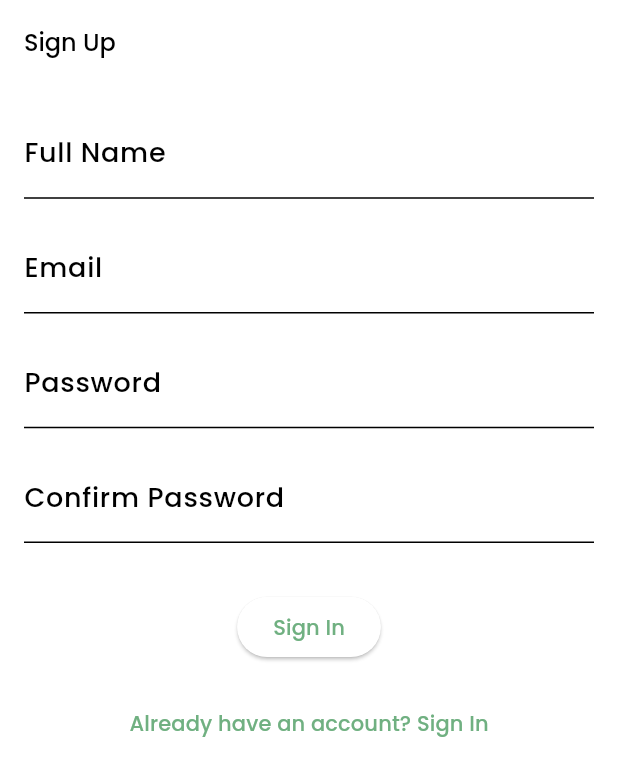
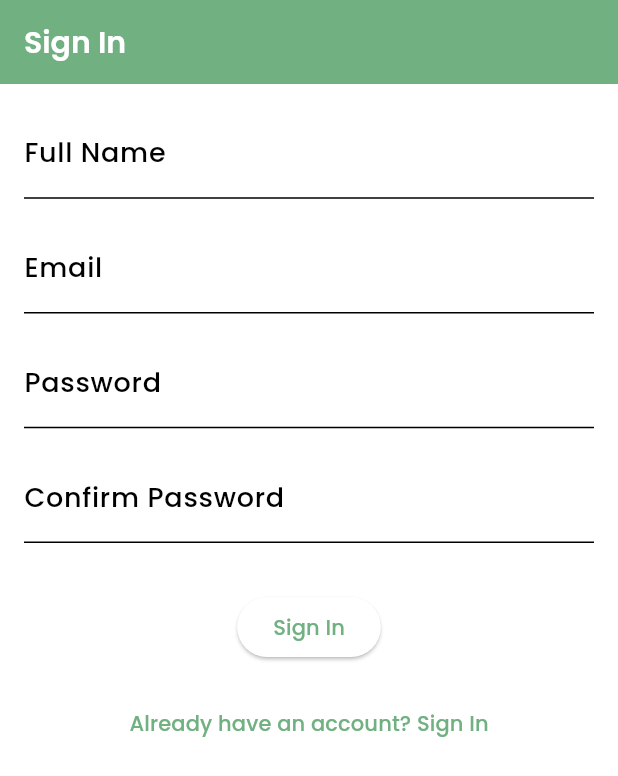
Before and after one commit to Praanim/Ecommerce-App-Flutter-, a Flutter app: the SignUpScreen screen opened by its route, on a phone screen of 412 x 824 dp. Shown: the top 776 px of the screen. Run offline on Flutter 3.47's test engine with Material 3 defaults, Android fonts, the light colour scheme and no system bars; our stand-ins replace cached_network_image, carousel_slider, dartz, dio, firebase_auth, firebase_core and 3 more; accounts and stored records are empty; network calls fail.

Commit message:
custom app bar added

```diff
--- a/lib/core/constants/constants.dart
+++ b/lib/core/constants/constants.dart
@@ -62,6 +62,9 @@ class ValConstants {
   /// Provides value of 20.0
   static const double value20 = 20.0;
 
+  ///Provides value of 22.0;
+  static const double value22 = 22.0;
+
   /// Provides value of 24.0
   static const double value24 = 24.0;
 }
--- /dev/null
+++ b/lib/core/shared/custom_app_bar.dart
@@ -0,0 +1,49 @@
+import 'package:eccomerce_frontend/core/constants/constants.dart';
+import 'package:eccomerce_frontend/core/utils/context_extension.dart';
+import 'package:flutter/material.dart';
+
+class CustomAppBar extends StatelessWidget implements PreferredSizeWidget {
+  final Widget? leading;
+  final Widget? title;
+  final bool? centerTitle;
+  final bool automaticallyImplyLeading;
+
+  const CustomAppBar({
+    Key? key,
+    this.leading,
+    this.title,
+    this.centerTitle = false,
+    this.automaticallyImplyLeading = true,
+  }) : super(key: key);
+
+  @override
+  Widget build(BuildContext context) {
+    final ModalRoute<dynamic>? parentRoute = ModalRoute.of(context);
+    final bool canPop = parentRoute?.canPop ?? false;
+
+    Widget? leadingIcon = leading;
+
+    if (leading == null && automaticallyImplyLeading && canPop) {
+      leadingIcon = IconButton(
+        onPressed: () => Navigator.of(context).pop(),
+        icon: Icon(
+          Icons.arrow_back_ios_sharp,
+          color: context.appColorScheme.onPrimary,
+          size: ValConstants.value22,
+        ),
+      );
+    }
+
+    return AppBar(
+      leading: leadingIcon,
+      title: title,
+      titleTextStyle: context.appTextTheme.headlineMedium!
+          .copyWith(color: context.appColorScheme.onPrimary),
+      centerTitle: centerTitle,
+      automaticallyImplyLeading: automaticallyImplyLeading,
+    );
+  }
+
+  @override
+  Size get preferredSize => const Size.fromHeight(kToolbarHeight);
+}
--- a/lib/core/themes/app_colors.dart
+++ b/lib/core/themes/app_colors.dart
@@ -8,6 +8,8 @@ class LightColor {
   ///Tertiary Color
   static const Color tertiaryColor = Color.fromARGB(125, 112, 176, 129);
 
+  ///onPrimaryColor
+  static const Color onPrimary = Colors.white;
   // /// app bar color
   // static const Color backColor = Color(0xffe5e5e5);
 
--- a/lib/core/themes/app_themes.dart
+++ b/lib/core/themes/app_themes.dart
@@ -1,4 +1,3 @@
-import 'package:eccomerce_frontend/core/constants/constants.dart';
 import 'package:eccomerce_frontend/core/themes/app_colors.dart';
 import 'package:flutter/material.dart';
 import 'package:google_fonts/google_fonts.dart';
@@ -7,6 +6,9 @@ import 'package:google_fonts/google_fonts.dart';
 class AppTheme {
   ///LightTheme
   static final ThemeData lightThemeData = ThemeData(
+      appBarTheme: const AppBarTheme(
+        color: LightColor.primaryColor,
+      ),
       fontFamily: GoogleFonts.poppins().fontFamily,
       // primaryColor: LightColor.primaryColor,
       bottomNavigationBarTheme: const BottomNavigationBarThemeData(
@@ -84,5 +86,6 @@ class AppTheme {
       colorScheme: const ColorScheme.light(
           primary: LightColor.primaryColor,
           secondary: LightColor.secondaryColor,
-          tertiary: LightColor.tertiaryColor));
+          tertiary: LightColor.tertiaryColor,
+          onPrimary: LightColor.onPrimary));
 }
--- a/lib/features/auth/presentation/screens/login_screen.dart
+++ b/lib/features/auth/presentation/screens/login_screen.dart
@@ -1,4 +1,5 @@
 import 'package:eccomerce_frontend/core/routes/route_constants.dart';
+import 'package:eccomerce_frontend/core/shared/custom_app_bar.dart';
 import 'package:eccomerce_frontend/core/utils/gap.dart';
 import 'package:eccomerce_frontend/features/auth/presentation/providers/auth_providers.dart';
 import 'package:eccomerce_frontend/features/auth/presentation/widgets/auth_button.dart';
@@ -35,8 +36,8 @@ class _LoginScreenState extends State<LoginScreen> {
   @override
   Widget build(BuildContext context) {
     return Scaffold(
-      appBar: AppBar(
-        title: const Text('Sign In'),
+      appBar: const CustomAppBar(
+        title: Text('Sign In'),
       ),
       body: Padding(
         padding: const EdgeInsets.all(16.0),
--- a/lib/features/auth/presentation/screens/sign_up_screen.dart
+++ b/lib/features/auth/presentation/screens/sign_up_screen.dart
@@ -1,5 +1,6 @@
 import 'package:eccomerce_frontend/core/constants/constants.dart';
 import 'package:eccomerce_frontend/core/routes/route_constants.dart';
+import 'package:eccomerce_frontend/core/shared/custom_app_bar.dart';
 import 'package:eccomerce_frontend/core/shared/shared.dart';
 import 'package:eccomerce_frontend/core/utils/gap.dart';
 import 'package:eccomerce_frontend/features/auth/presentation/providers/auth_providers.dart';
@@ -37,8 +38,8 @@ class _SignUpScreenState extends State<SignUpScreen> {
   @override
   Widget build(BuildContext context) {
     return Scaffold(
-      appBar: AppBar(
-        title: const Text('Sign Up'),
+      appBar: const CustomAppBar(
+        title: Text('Sign In'),
       ),
       body: SingleChildScrollView(
         child: Padding(
--- a/lib/features/cart/presentation/providers/notifiers/cart_item_quantity_notifier.dart
+++ b/lib/features/cart/presentation/providers/notifiers/cart_item_quantity_notifier.dart
@@ -18,8 +18,10 @@ class CartItemCheckoutDetails {
   }
 }
 
-class CartItemQuantityNotifier extends StateNotifier<CartItemCheckoutDetails> {
-  CartItemQuantityNotifier() : super(CartItemCheckoutDetails.initialState());
+class CartItemCheckoutDetailsNotifier
+    extends StateNotifier<CartItemCheckoutDetails> {
+  CartItemCheckoutDetailsNotifier()
+      : super(CartItemCheckoutDetails.initialState());
 
   void increaseQuantity(int itemPrice) {
     final newQuantity = state.quantity + 1;
--- a/lib/features/product/presentation/screens/product_screen.dart
+++ b/lib/features/product/presentation/screens/product_screen.dart
@@ -1,5 +1,6 @@
 import 'package:eccomerce_frontend/core/constants/button_style_constants.dart';
 import 'package:eccomerce_frontend/core/constants/constants.dart';
+import 'package:eccomerce_frontend/core/shared/custom_app_bar.dart';
 import 'package:eccomerce_frontend/core/utils/context_extension.dart';
 import 'package:eccomerce_frontend/core/widgets/custom_elevated_button.dart';
 import 'package:eccomerce_frontend/core/widgets/custom_error_widget.dart';
@@ -17,8 +18,8 @@ class ProductScreen extends StatelessWidget {
   @override
   Widget build(BuildContext context) {
     return Scaffold(
-        appBar: AppBar(
-          title: const Text('All Products'),
+        appBar: const CustomAppBar(
+          title: Text('Products'),
         ),
         body: Consumer(
           builder: (context, ref, child) {
```
Also changed, not shown: lib/features/cart/presentation/providers/cart_providers.dart (+3 -4 lines), lib/features/cart/presentation/screens/cart_screen.dart (+3 -4 lines), lib/features/product/presentation/screens/product_details_screen.dart (+1 -58 lines), lib/features/product/presentation/widgets/price_tag_widgets.dart (added, +26 -0 lines), lib/features/product/presentation/widgets/product_description_container.dart (added, +41 -0 lines).
